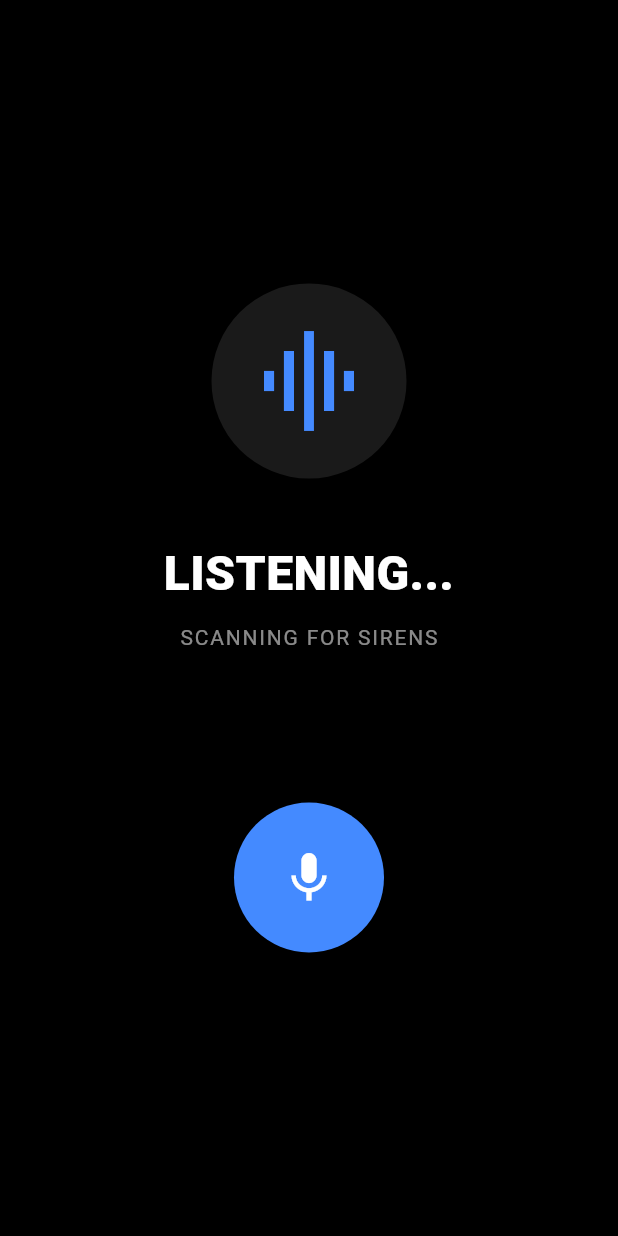
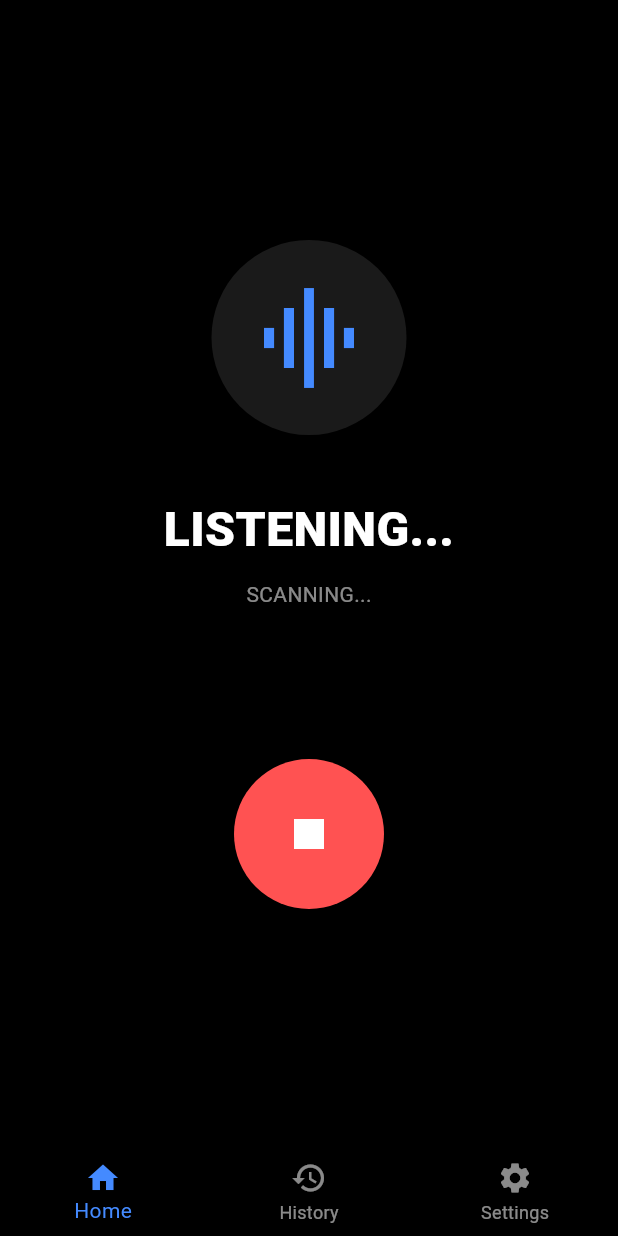
Before and after one commit to nipunmnndhr10/Hear2See, a Flutter app: the screen it shows after launch, after a tap on the "mic" icon, on a phone screen of 412 x 824 dp. Run offline on Flutter 3.47's test engine with Material 3 defaults, Android fonts, the phone set to English and light mode, and no system bars; our stand-ins replace vibration; missing offline and left inert: tflite_audio.

```diff
--- a/lib/main.dart
+++ b/lib/main.dart
@@ -147,7 +147,7 @@
 // }
 
 import 'package:flutter/material.dart';
-import 'package:slf_teachable_model/screens/home_screen.dart';
+import 'package:slf_teachable_model/screens/main_screen.dart';
 
 void main() {
   WidgetsFlutterBinding.ensureInitialized();
@@ -163,7 +163,7 @@ class Hear2See extends StatelessWidget {
       title: 'AIDEA Sound Guard',
       debugShowCheckedModeBanner: false,
       theme: ThemeData(brightness: Brightness.dark, useMaterial3: true),
-      home: const HomeScreen(),
+      home: const MainScreen(),
     );
   }
 }
--- /dev/null
+++ b/lib/screens/alert_history_screen.dart
@@ -0,0 +1,23 @@
+import 'package:flutter/material.dart';
+
+class AlertHistoryScreen extends StatelessWidget {
+  const AlertHistoryScreen({super.key});
+
+  @override
+  Widget build(BuildContext context) {
+    return Scaffold(
+      backgroundColor: Colors.black,
+      body: Center(
+        child: Text(
+          'ALERT HISTORY',
+          style: TextStyle(
+            color: Colors.white,
+            fontSize: 24,
+            fontWeight: FontWeight.bold,
+            letterSpacing: 1.2,
+          ),
+        ),
+      ),
+    );
+  }
+}
--- /dev/null
+++ b/lib/screens/main_screen.dart
@@ -0,0 +1,49 @@
+import 'package:flutter/material.dart';
+import 'package:slf_teachable_model/screens/home_screen.dart';
+import 'package:slf_teachable_model/screens/alert_history_screen.dart';
+import 'package:slf_teachable_model/screens/settings_screen.dart';
+
+class MainScreen extends StatefulWidget {
+  const MainScreen({super.key});
+
+  @override
+  State<MainScreen> createState() => _MainScreenState();
+}
+
+class _MainScreenState extends State<MainScreen> {
+  int _selectedIndex = 0;
+
+  final List<Widget> _screens = [
+    const HomeScreen(),
+    const AlertHistoryScreen(),
+    const SettingsScreen(),
+  ];
+
+  void _onItemTapped(int index) {
+    setState(() {
+      _selectedIndex = index;
+    });
+  }
+
+  @override
+  Widget build(BuildContext context) {
+    return Scaffold(
+      body: IndexedStack(index: _selectedIndex, children: _screens),
+      bottomNavigationBar: BottomNavigationBar(
+        backgroundColor: Colors.black,
+        selectedItemColor: Colors.blueAccent,
+        unselectedItemColor: Colors.white54,
+        currentIndex: _selectedIndex,
+        onTap: _onItemTapped,
+        items: const [
+          BottomNavigationBarItem(icon: Icon(Icons.home), label: 'Home'),
+          BottomNavigationBarItem(icon: Icon(Icons.history), label: 'History'),
+          BottomNavigationBarItem(
+            icon: Icon(Icons.settings),
+            label: 'Settings',
+          ),
+        ],
+      ),
+    );
+  }
+}
--- /dev/null
+++ b/lib/screens/settings_screen.dart
@@ -0,0 +1,23 @@
+import 'package:flutter/material.dart';
+
+class SettingsScreen extends StatelessWidget {
+  const SettingsScreen({super.key});
+
+  @override
+  Widget build(BuildContext context) {
+    return Scaffold(
+      backgroundColor: Colors.black,
+      body: Center(
+        child: Text(
+          'SETTINGS',
+          style: TextStyle(
+            color: Colors.white,
+            fontSize: 24,
+            fontWeight: FontWeight.bold,
+            letterSpacing: 1.2,
+          ),
+        ),
+      ),
+    );
+  }
+}
--- a/lib/services/sound_service.dart
+++ b/lib/services/sound_service.dart
@@ -3,7 +3,7 @@ import 'package:vibration/vibration.dart';
 import 'package:flutter/foundation.dart';
 
 class SoundService {
-  final double threshold = 0.3;
+  final double threshold = 0.4;
   final int sampleRate = 44100;
   final int bufferSize = 22016;
 
```
Also changed, not shown: lib/screens/home_screen.dart (+105 -23 lines).
